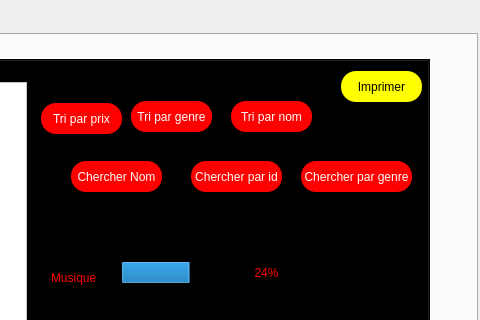
AdemZaalouni/Projet-qt-2.0, file mainwindow.ui: the form before one commit; both pictures show x 513 to 993 and y 0 to 320 of the 993 by 600 pixel window.
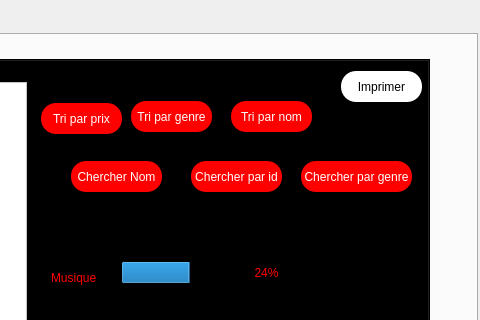
The form after the commit.

```diff
--- a/mainwindow.ui
+++ b/mainwindow.ui
@@ -810,7 +810,7 @@
         </property>
         <property name="styleSheet">
          <string notr="true">color:black;
-background:yellow;
+background:white;
 border-radius: 15px;</string>
         </property>
         <property name="text">
```
